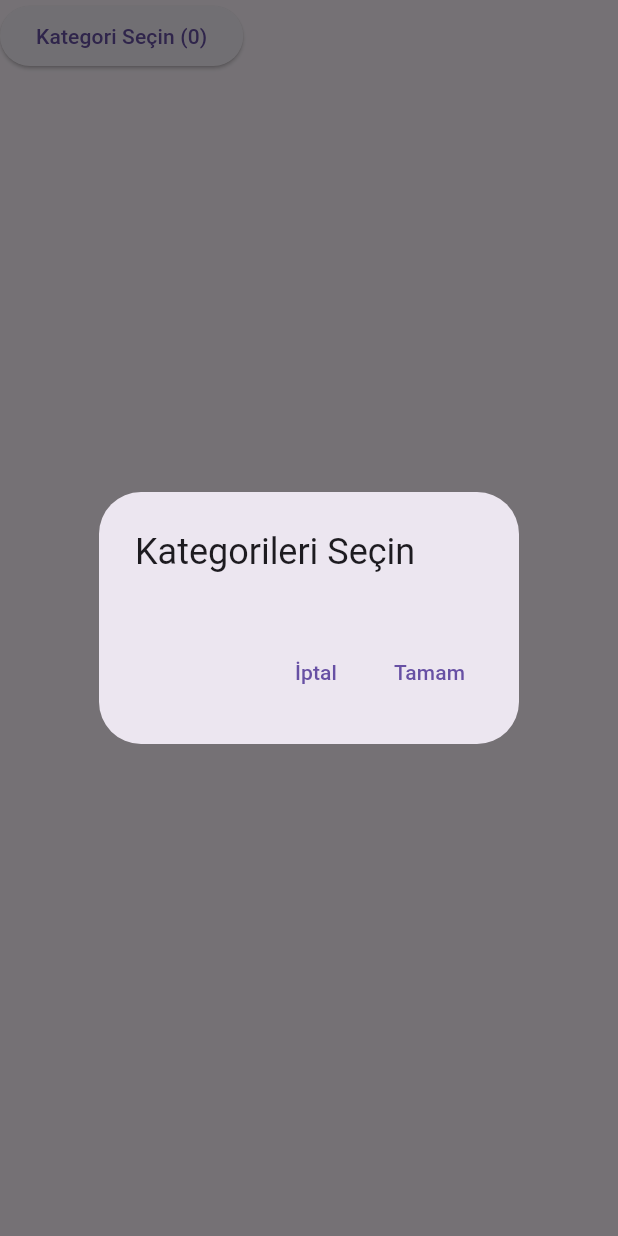
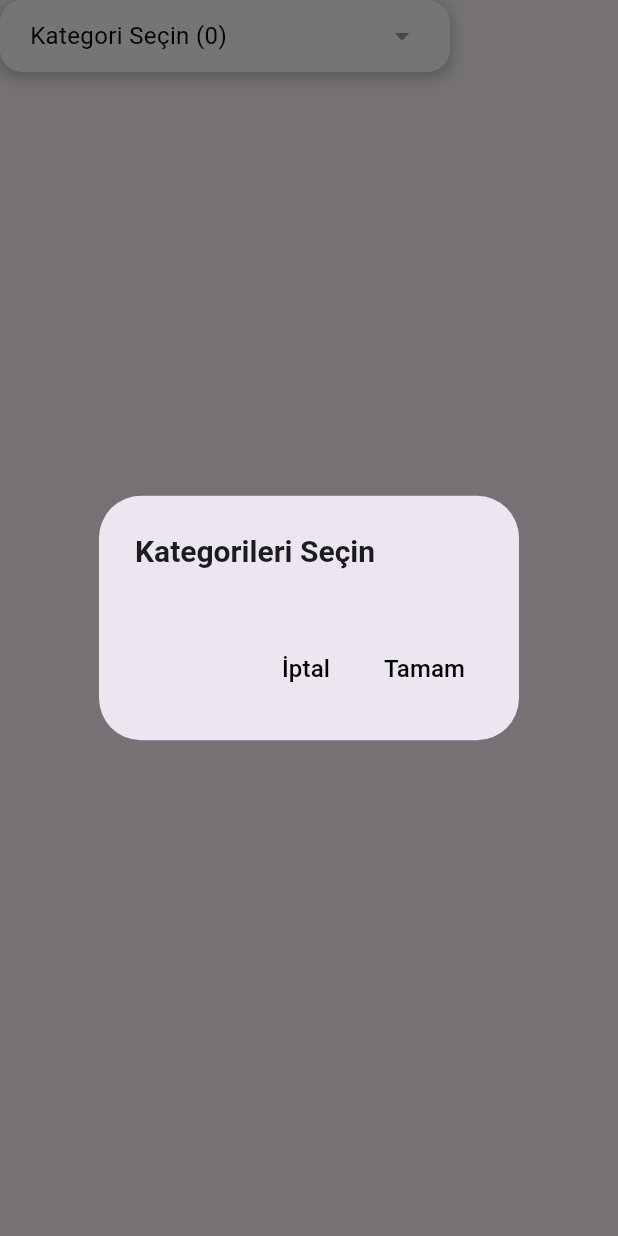
Before and after one commit to dlreix/flutter_application_, a Flutter app: the MultiSelectDropdown widget shown alone on an empty page, opened directly with empty values, after a tap on an icon or button, on a phone screen of 412 x 824 dp. Run offline on Flutter 3.47's test engine with Material 3 defaults, Android fonts, the phone set to English and light mode, and no system bars; our stand-ins replace hexcolor; missing offline and left inert: time_picker_spinner; network calls fail.

Commit message:
menusare fixed

```diff
--- a/analysis_options.yaml
+++ b/analysis_options.yaml
@@ -1 +1,4 @@
 include: package:flutter_lints/flutter.yaml
+analyzer:
+  errors:
+    file_names: ignore
--- a/lib/widgets/multi_select_dropdown.dart
+++ b/lib/widgets/multi_select_dropdown.dart
@@ -1,9 +1,11 @@
+// ignore_for_file: prefer_const_constructors
+
 import 'package:flutter/material.dart';
 
 class MultiSelectDropdown extends StatefulWidget {
   final List<String> items;
   final List<String> selectedItems;
-  final ValueChanged<List<String>>? onSelectionChanged; // Callback fonksiyonu
+  final ValueChanged<List<String>>? onSelectionChanged;
 
   const MultiSelectDropdown({
     super.key,
@@ -17,7 +19,7 @@ class MultiSelectDropdown extends StatefulWidget {
 }
 
 class _MultiSelectDropdownState extends State<MultiSelectDropdown> {
-  List<String> _tempSelectedItems = [];
+  late List<String> _tempSelectedItems;
 
   @override
   void initState() {
@@ -27,22 +29,48 @@ class _MultiSelectDropdownState extends State<MultiSelectDropdown> {
 
   @override
   Widget build(BuildContext context) {
-    return ElevatedButton(
-      onPressed: () async {
+    return Container(
+      width: 300,
+      padding: EdgeInsets.symmetric(horizontal: 10),
+      decoration: BoxDecoration(
+        color: Colors.white,
+        borderRadius: BorderRadius.circular(15),
+        boxShadow: [
+          BoxShadow(
+            color: Colors.grey.withOpacity(0.5),
+            spreadRadius: 2,
+            blurRadius: 5,
+            offset: Offset(0, 3),
+          ),
+        ],
+      ),
+      child: InkWell(
+        onTap: () async {
           final List<String>? selected = await showDialog(
             context: context,
             builder: (BuildContext context) {
+              return StatefulBuilder(
+                builder: (context, setState) {
                   return AlertDialog(
-              title: const Text('Kategorileri Seçin'),
+                    alignment: AlignmentDirectional.center,
+                    title: const Text(
+                      'Kategorileri Seçin',
+                      style:
+                          TextStyle(fontSize: 20, fontWeight: FontWeight.w600),
+                    ),
                     content: SingleChildScrollView(
                       child: ListBody(
                         children: widget.items.map((item) {
                           return CheckboxListTile(
                             value: _tempSelectedItems.contains(item),
-                      title: Text(item),
+                            title: Text(
+                              item,
+                              style: const TextStyle(
+                                  fontSize: 16, color: Colors.black),
+                            ),
                             onChanged: (bool? isChecked) {
                               setState(() {
-                          if (isChecked != null && isChecked) {
+                                if (isChecked == true) {
                                   _tempSelectedItems.add(item);
                                 } else {
                                   _tempSelectedItems.remove(item);
@@ -55,13 +83,21 @@ class _MultiSelectDropdownState extends State<MultiSelectDropdown> {
                     ),
                     actions: <Widget>[
                       TextButton(
-                  child: const Text('İptal'),
+                        style: TextButton.styleFrom(
+                          foregroundColor: Colors.black,
+                        ),
+                        child:
+                            const Text('İptal', style: TextStyle(fontSize: 16)),
                         onPressed: () {
                           Navigator.of(context).pop();
                         },
                       ),
                       TextButton(
-                  child: const Text('Tamam'),
+                        style: TextButton.styleFrom(
+                          foregroundColor: Colors.black,
+                        ),
+                        child:
+                            const Text('Tamam', style: TextStyle(fontSize: 16)),
                         onPressed: () {
                           Navigator.of(context).pop(_tempSelectedItems);
                         },
@@ -70,16 +106,32 @@ class _MultiSelectDropdownState extends State<MultiSelectDropdown> {
                   );
                 },
               );
+            },
+          );
           if (selected != null) {
             setState(() {
               _tempSelectedItems = selected;
-            if (widget.onSelectionChanged != null) {
-              widget.onSelectionChanged!(_tempSelectedItems); // Seçimleri bildir
-            }
+              widget.onSelectionChanged?.call(_tempSelectedItems);
             });
           }
         },
-      child: Text('Kategori Seçin (${_tempSelectedItems.length})'),
+        child: Padding(
+          padding: const EdgeInsets.symmetric(horizontal: 10, vertical: 12),
+          child: Row(
+            mainAxisAlignment: MainAxisAlignment.spaceBetween,
+            children: [
+              Text(
+                'Kategori Seçin (${_tempSelectedItems.length})',
+                style: const TextStyle(
+                  color: Colors.black,
+                  fontSize: 16,
+                ),
+              ),
+              const Icon(Icons.arrow_drop_down, color: Colors.grey),
+            ],
+          ),
+        ),
+      ),
     );
   }
 }
--- a/lib/widgets/weatherWidget.dart
+++ b/lib/widgets/weatherWidget.dart
@@ -14,7 +14,7 @@ class _WeatherWidgetState extends State<WeatherWidget> {
   @override
   void initState() {
     super.initState();
-    _weatherData = fetchWeather('Istanbul');
+    _weatherData = fetchWeather('Amasya');
   }
 
   @override
```
Also changed, not shown: lib/screens/getUserData.dart (+70 -76 lines), lib/screens/homePage.dart (+45 -16 lines), lib/widgets/custom_dropdown.dart (added, +63 -0 lines), lib/widgets/send_data_to_server.dart (added, +40 -0 lines). Lines whose indentation alone changed are shown as unchanged.
